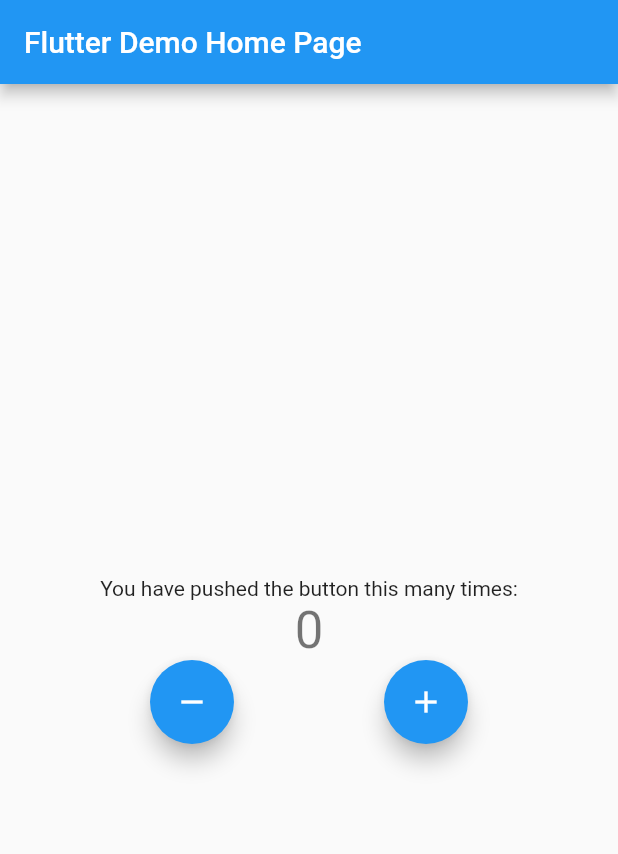
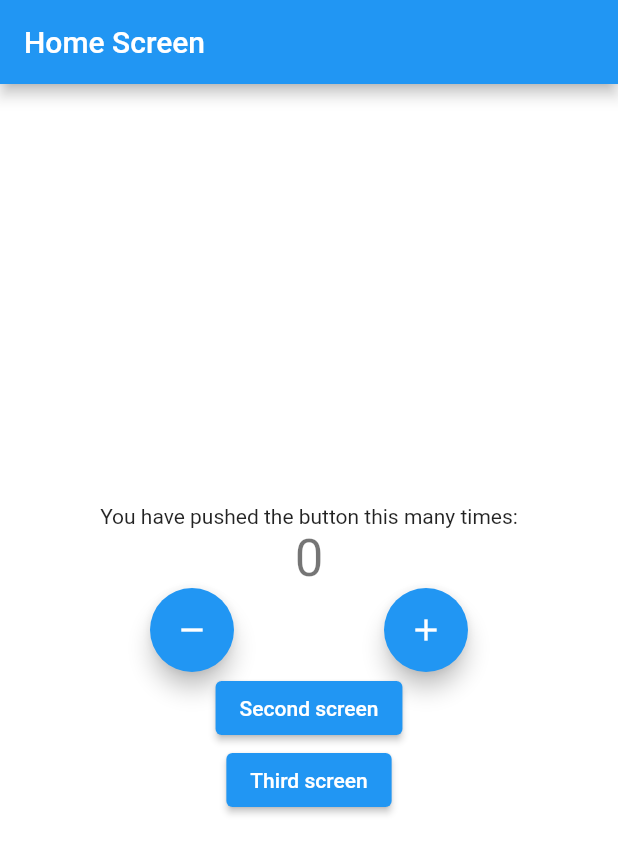
Before and after one commit to uktamjon-komilov/flutter_counter_bloc, a Flutter app: the screen it shows after launch, on a phone screen of 412 x 824 dp. Shown: the top 854 px of the screen. Run offline on Flutter 3.47's test engine with Material 2 defaults, Android fonts, the phone set to English and light mode, and no system bars; our stand-ins replace bloc, equatable, flutter_bloc.

Commit message:
structed folders

```diff
--- a/lib/main.dart
+++ b/lib/main.dart
@@ -1,100 +1,28 @@
-import 'package:counter_app/cubit/counter_cubit.dart';
+import 'package:counter_app/logic/cubits/counter_cubit.dart';
+import 'package:counter_app/presentation/routes/app_router.dart';
 import "package:flutter/material.dart";
 import 'package:flutter_bloc/flutter_bloc.dart';
 
 void main() {
-  runApp(const MyApp());
+  runApp(MyApp());
 }
 
 class MyApp extends StatelessWidget {
-  const MyApp({Key? key}) : super(key: key);
+  MyApp({Key? key}) : super(key: key);
 
-  // This widget is the root of your application.
+  final AppRouter _appRouter = AppRouter();
+
   @override
   Widget build(BuildContext context) {
-    return BlocProvider(
+    return BlocProvider<CounterCubit>(
       create: (context) => CounterCubit(),
       child: MaterialApp(
-        title: "Flutter Demo",
+        title: "Flutter Counter Bloc",
         theme: ThemeData(
           primarySwatch: Colors.blue,
         ),
-        home: const MyHomePage(title: "Flutter Demo Home Page"),
+        onGenerateRoute: _appRouter.onGenerateRoute,
       ),
     );
   }
 }
-
-class MyHomePage extends StatefulWidget {
-  const MyHomePage({Key? key, required this.title}) : super(key: key);
-
-  final String title;
-
-  @override
-  State<MyHomePage> createState() => _MyHomePageState();
-}
-
-class _MyHomePageState extends State<MyHomePage> {
-  @override
-  Widget build(BuildContext context) {
-    return Scaffold(
-      appBar: AppBar(
-        title: Text(widget.title),
-      ),
-      body: Center(
-        child: Column(
-          mainAxisAlignment: MainAxisAlignment.center,
-          children: <Widget>[
-            const Text(
-              "You have pushed the button this many times:",
-            ),
-            BlocConsumer<CounterCubit, CounterState>(
-              builder: (context, state) {
-                return Text(
-                  state.counterValue.toString(),
-                  style: Theme.of(context).textTheme.headline4,
-                );
-              },
-              listener: (context, state) {
-                if (state.wasIncremented) {
-                  ScaffoldMessenger.of(context).showSnackBar(
-                    const SnackBar(
-                      content: Text("Incremented"),
-                      duration: Duration(seconds: 1),
-                    ),
-                  );
-                } else {
-                  ScaffoldMessenger.of(context).showSnackBar(
-                    const SnackBar(
-                      content: Text("Decremented"),
-                      duration: Duration(seconds: 1),
-                    ),
-                  );
-                }
-              },
-            ),
-            Row(
-              mainAxisAlignment: MainAxisAlignment.spaceEvenly,
-              children: [
-                FloatingActionButton(
-                  onPressed: () {
-                    BlocProvider.of<CounterCubit>(context).decrment();
-                  },
-                  tooltip: "Decrement",
-                  child: Icon(Icons.remove),
-                ),
-                FloatingActionButton(
-                  onPressed: () {
-                    BlocProvider.of<CounterCubit>(context).increment();
-                  },
-                  tooltip: "Increment",
-                  child: Icon(Icons.add),
-                ),
-              ],
-            )
-          ],
-        ),
-      ),
-    );
-  }
-}
--- /dev/null
+++ b/lib/presentation/routes/app_router.dart
@@ -0,0 +1,30 @@
+import 'package:counter_app/presentation/screens/home_screen.dart';
+import 'package:counter_app/presentation/screens/second_screen.dart';
+import 'package:counter_app/presentation/screens/third_screen.dart';
+import 'package:flutter/cupertino.dart';
+import 'package:flutter/material.dart';
+
+class AppRouter {
+  Route onGenerateRoute(RouteSettings routeSettings) {
+    switch (routeSettings.name) {
+      case HomeScreen.routeName:
+        return MaterialPageRoute(
+          builder: (_) => HomeScreen(title: "Home Screen", color: Colors.white),
+        );
+      case SecondScreen.routeName:
+        return MaterialPageRoute(
+          builder: (_) =>
+              SecondScreen(title: "Second Screen", color: Colors.green),
+        );
+      case ThirdScreen.routeName:
+        return MaterialPageRoute(
+          builder: (_) =>
+              ThirdScreen(title: "Third Screen", color: Colors.yellow),
+        );
+      default:
+        return MaterialPageRoute(
+          builder: (_) => HomeScreen(title: "Home Screen", color: Colors.white),
+        );
+    }
+  }
+}
--- /dev/null
+++ b/lib/presentation/screens/home_screen.dart
@@ -0,0 +1,101 @@
+import 'package:counter_app/presentation/screens/second_screen.dart';
+import 'package:counter_app/presentation/screens/third_screen.dart';
+import "package:flutter/material.dart";
+import 'package:flutter_bloc/flutter_bloc.dart';
+import 'package:counter_app/logic/cubits/counter_cubit.dart';
+
+class HomeScreen extends StatefulWidget {
+  const HomeScreen({Key? key, required this.title, required this.color})
+      : super(key: key);
+
+  static const String routeName = "/";
+  final String title;
+  final Color color;
+
+  @override
+  State<HomeScreen> createState() => _HomeScreenState();
+}
+
+class _HomeScreenState extends State<HomeScreen> {
+  @override
+  Widget build(BuildContext context) {
+    return Scaffold(
+      backgroundColor: widget.color,
+      appBar: AppBar(
+        title: Text(widget.title),
+      ),
+      body: Center(
+        child: Column(
+          mainAxisAlignment: MainAxisAlignment.center,
+          children: <Widget>[
+            const Text(
+              "You have pushed the button this many times:",
+            ),
+            BlocConsumer<CounterCubit, CounterState>(
+              builder: (context, state) {
+                return Text(
+                  state.counterValue.toString(),
+                  style: Theme.of(context).textTheme.headline4,
+                );
+              },
+              listener: (context, state) {
+                if (state.wasIncremented) {
+                  ScaffoldMessenger.of(context).showSnackBar(
+                    const SnackBar(
+                      content: Text("Incremented"),
+                      duration: Duration(seconds: 1),
+                    ),
+                  );
+                } else {
+                  ScaffoldMessenger.of(context).showSnackBar(
+                    const SnackBar(
+                      content: Text("Decremented"),
+                      duration: Duration(seconds: 1),
+                    ),
+                  );
+                }
+              },
+            ),
+            Row(
+              mainAxisAlignment: MainAxisAlignment.spaceEvenly,
+              children: [
+                FloatingActionButton(
+                  onPressed: () {
+                    BlocProvider.of<CounterCubit>(context).decrment();
+                  },
+                  tooltip: "Decrement",
+                  child: Icon(Icons.remove),
+                  heroTag: null,
+                ),
+                FloatingActionButton(
+                  onPressed: () {
+                    BlocProvider.of<CounterCubit>(context).increment();
+                  },
+                  tooltip: "Increment",
+                  child: Icon(Icons.add),
+                  heroTag: null,
+                ),
+              ],
+            ),
+            Column(
+              children: [
+                ElevatedButton(
+                  child: const Text("Second screen"),
+                  onPressed: () {
+                    Navigator.of(context).pushNamed(SecondScreen.routeName);
+                  },
+                ),
+                ElevatedButton(
+                  child: const Text("Third screen"),
+                  onPressed: () {
+                    Navigator.of(context).pushNamed(ThirdScreen.routeName);
+                  },
+                ),
+              ],
+            )
+          ],
+        ),
+      ),
+    );
+  }
+}
```
Also changed, not shown: lib/presentation/screens/second_screen.dart (added, +38 -0 lines), lib/presentation/screens/third_screen.dart (added, +35 -0 lines), lib/logic/cubits/counter_cubit.dart (renamed from lib/cubit/counter_cubit.dart), lib/logic/cubits/counter_state.dart (renamed from lib/cubit/counter_state.dart), 1 other file.
